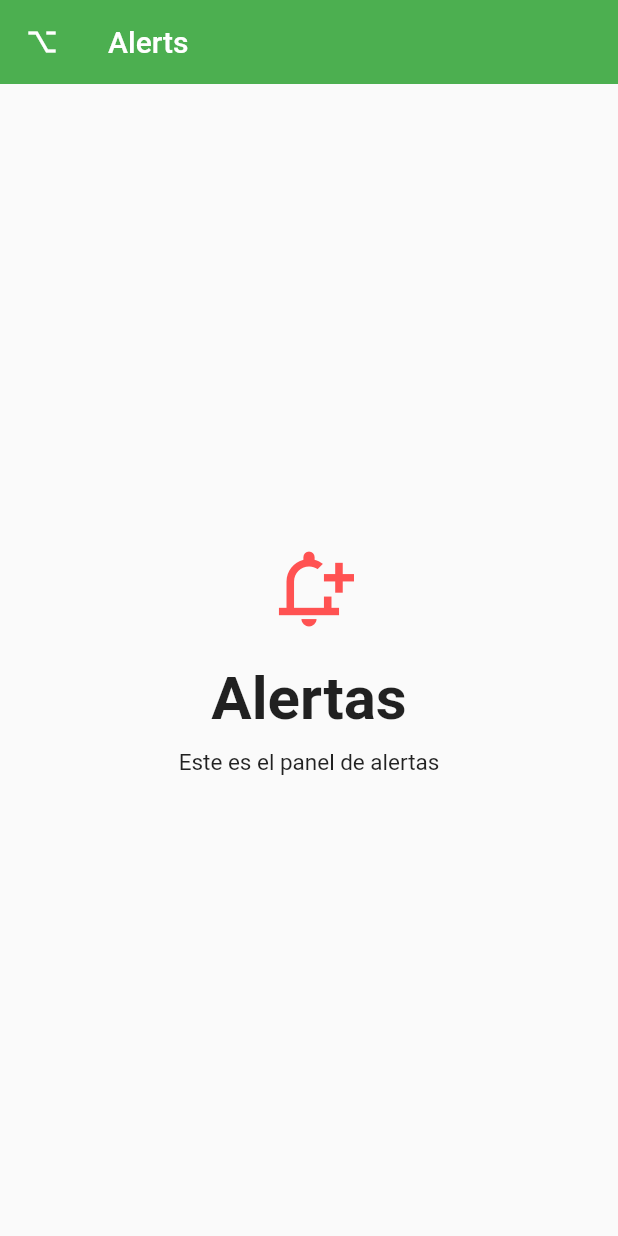
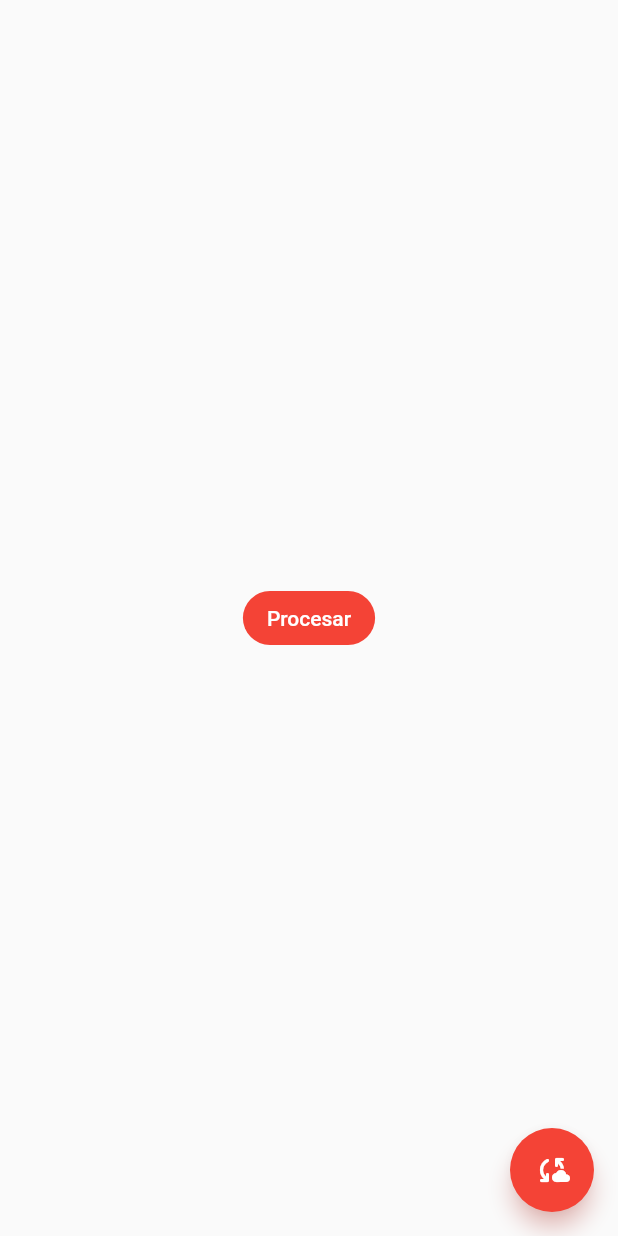
Before and after one commit to Yero-des/AppMultiplataforma, a Flutter app: the AlertScreen screen opened by its route, on a phone screen of 412 x 824 dp. Run offline on Flutter 3.47's test engine with Material 2 defaults, Android fonts, the phone set to English and light mode, and no system bars.

Commit message:
Semana 11

```diff
--- a/lib/screens/alert_screen.dart
+++ b/lib/screens/alert_screen.dart
@@ -7,39 +7,15 @@ class AlertScreen extends StatelessWidget {
   @override
   Widget build(BuildContext context) {
     return Scaffold(
-      appBar: AppBar(
-        leading: const Icon(Icons.keyboard_option_key),
-        title: const Text("Alerts"),
-        elevation: 0,
-        backgroundColor: Colors.green,
+      body:  Center(
+        child: ElevatedButton(
+          onPressed: () {},
+          child: const Text("Procesar")
+        )
       ),
-      body: const Center(
-        child: Column(
-          mainAxisAlignment: MainAxisAlignment.center,
-          crossAxisAlignment: CrossAxisAlignment.center,
-          children: [
-            Icon(
-              Icons.notification_add_outlined,
-              color: Colors.redAccent,
-              size: 60,
-            ),
-            SizedBox(height: 20),
-            Text(
-              'Alertas',
-              style: TextStyle(
-                fontSize: 40,
-                fontWeight: FontWeight.bold
-              )
-            ),
-            SizedBox(height: 10),
-            Text(
-              'Este es el panel de alertas',
-              style: TextStyle(
-                fontSize: 15,
-              ),
-            )
-          ],
-        ),
+      floatingActionButton: FloatingActionButton(
+        onPressed: () {},
+        child: const Icon(Icons.cloud_sync_rounded),
       ),
     );
   }
--- a/lib/screens/widgets/custom_card_type1.dart
+++ b/lib/screens/widgets/custom_card_type1.dart
@@ -8,6 +8,12 @@ class CustomCardType1 extends StatelessWidget {
   @override
   Widget build(BuildContext context) {
     return Card(
+      clipBehavior: Clip.antiAlias, // Un overflow hidden (importante)
+      shape: RoundedRectangleBorder( // Redondeo de bordes
+        borderRadius: BorderRadius.circular(15)
+      ),
+      elevation: 10,
+      // shadowColor: AppTheme.primary.withOpacity(0.8)
       child: Column(
         children: [
           const ListTile(
--- a/lib/screens/widgets/widgets.dart
+++ b/lib/screens/widgets/widgets.dart
@@ -1,2 +1,3 @@
 export 'package:flutter_application_1/screens/widgets/custom_card_type2.dart';
 export 'package:flutter_application_1/screens/widgets/custom_card_type1.dart';
+export 'package:flutter_application_1/screens/widgets/custom_card_type3.dart';
--- a/lib/themes/theme_data.dart
+++ b/lib/themes/theme_data.dart
@@ -15,6 +15,17 @@ class AppTheme {
     textButtonTheme: TextButtonThemeData(
       style: TextButton.styleFrom(foregroundColor: primary)
     ),
+    shadowColor: primary.withOpacity(0.5),
+    floatingActionButtonTheme: const FloatingActionButtonThemeData(
+      backgroundColor: primary
+    ),
+    elevatedButtonTheme: ElevatedButtonThemeData(
+      style: ElevatedButton.styleFrom(
+        backgroundColor: primary,
+        shape: const StadiumBorder(),
+        elevation: 0
+      )
+    )
   );
 
   static final ThemeData yerodevDark = ThemeData.dark().copyWith(
--- a/pubspec.yaml
+++ b/pubspec.yaml
@@ -61,6 +61,8 @@ flutter:
   # To add assets to your application, add an assets section, like this:
   assets:
     - assets/
+    - assets/banana-loading.gif
+    - assets/jar-loading.gif
 
   # An image asset can refer to one or more resolution-specific "variants", see
   # https://flutter.dev/assets-and-images/#resolution-aware
```
Also changed, not shown: lib/screens/card_screen.dart (+36 -1 lines), lib/screens/widgets/custom_card_type2.dart (+24 -3 lines), lib/screens/widgets/custom_card_type3.dart (added, +43 -0 lines), assets/banana-loading.gif (added), assets/jar-loading.gif (added).
